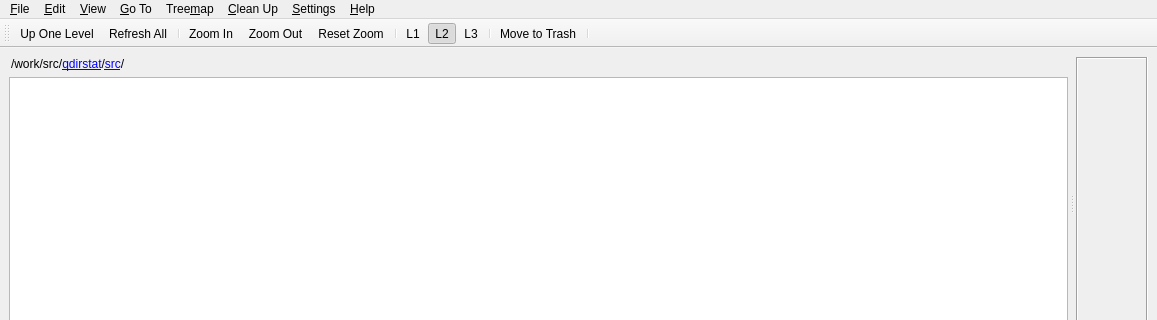
Before: the Qt Designer form src/main-window.ui in shundhammer/qdirstat, drawn with Qt 5; both pictures show x 0 to 1157 and y 0 to 320 of the 1157 by 650 pixel window.
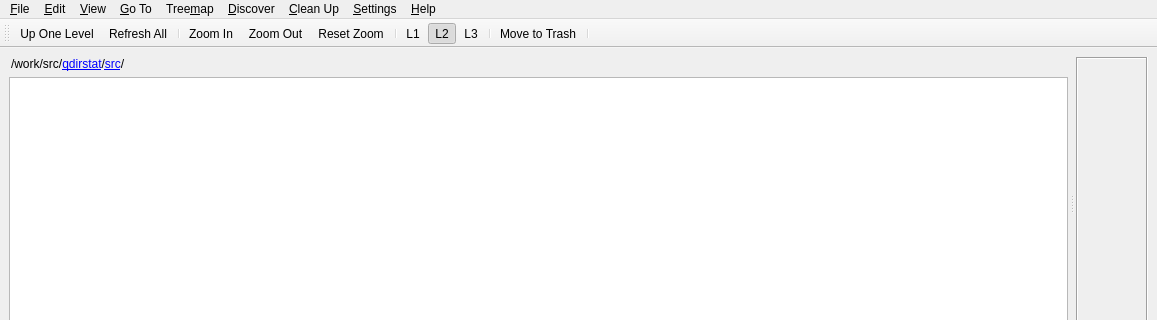
After: the same form once the commit is applied. Icons and pictures are not drawn. Custom widgets are drawn as their Qt base class.

Commit message: First discover actions

The edit to the form file:
```diff
--- a/src/main-window.ui
+++ b/src/main-window.ui
@@ -245,11 +245,23 @@
     </property>
     <addaction name="actionConfigure"/>
    </widget>
+   <widget class="QMenu" name="menuDiscover">
+    <property name="title">
+     <string>&amp;Discover</string>
+    </property>
+    <addaction name="actionDiscoverLargestFiles"/>
+    <addaction name="actionDiscoverNewestFiles"/>
+    <addaction name="actionDiscoverOldestFiles"/>
+    <addaction name="actionDiscoverHardLinkedFiles"/>
+    <addaction name="actionDiscoverBrokenSymLinks"/>
+    <addaction name="actionDiscoverSparseFiles"/>
+   </widget>
    <addaction name="menuFile"/>
    <addaction name="menuEdit"/>
    <addaction name="menuView"/>
    <addaction name="menuGoTo"/>
    <addaction name="menuTreemap"/>
+   <addaction name="menuDiscover"/>
    <addaction name="menuCleanup"/>
    <addaction name="menuSettings"/>
    <addaction name="menuHelp"/>
```
Left out of the diff: 30 changed lines with no effect on the pictures. The commit also changes 10 other files.
